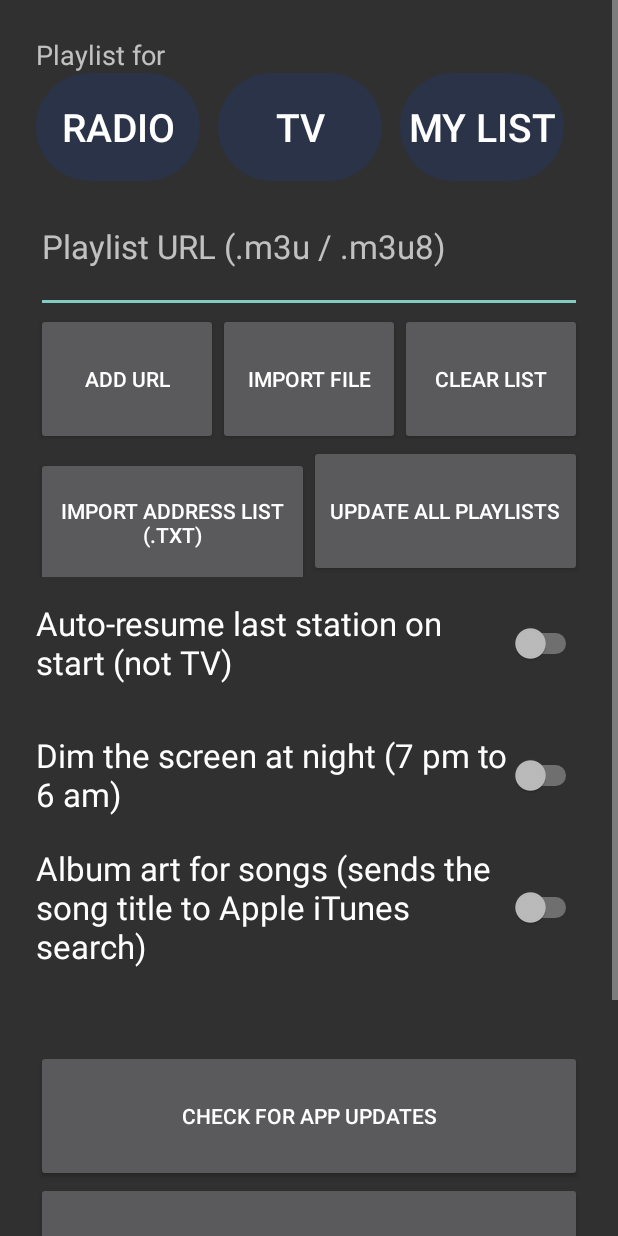
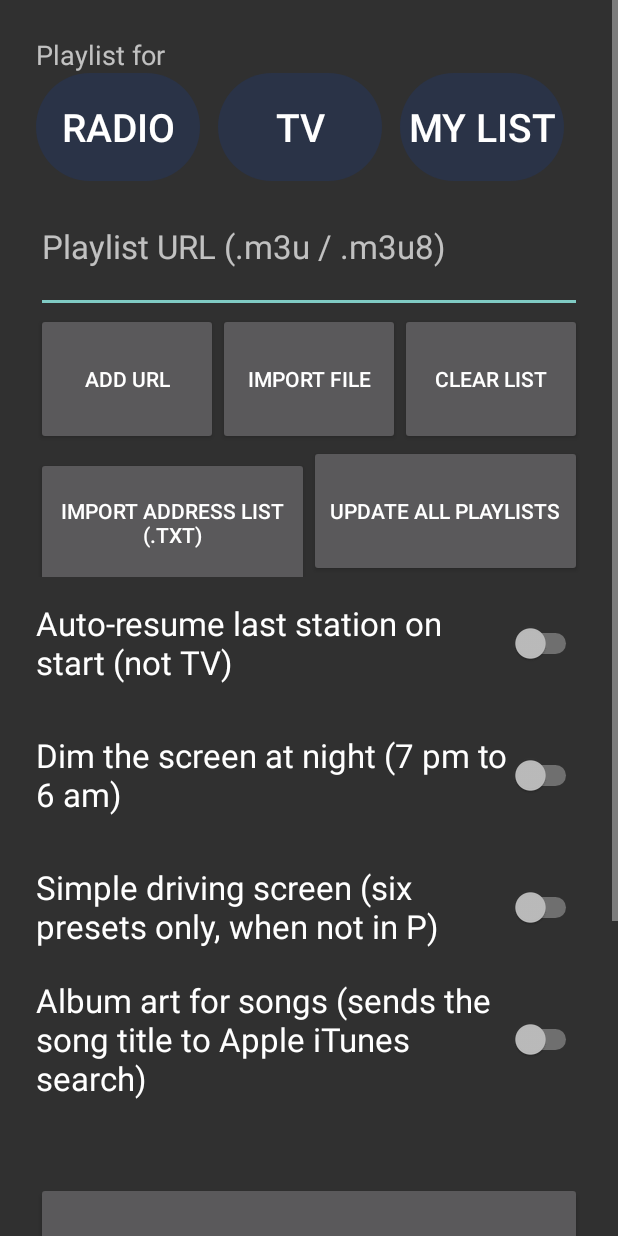
Before and after one commit to andrew-snape/MG4-Streams, an Android app: the layout dialog_settings.xml on its own in the app's theme, with its tools: preview values and no code run, on a phone screen of 412 x 824 dp. Run offline under Robolectric (Android 15) with nearby library versions, the phone set to English and light mode, and no system bars.

Commit message:
Keep the station grid and Settings available while driving
The grid, tabs, search and Settings now work in any gear; only video needs P. The presets-only driving screen becomes an optional setting ("Simple driving screen", off by default).

Co-Authored-By: Claude Opus 5.5 <noreply@anthropic.com>

```diff
--- a/app/src/main/res/layout/dialog_settings.xml
+++ b/app/src/main/res/layout/dialog_settings.xml
@@ -117,6 +117,13 @@
             android:textSize="22sp" />
 
         <Switch
+            android:id="@+id/simpleDrivingSwitch"
+            android:layout_width="match_parent"
+            android:layout_height="88dp"
+            android:text="Simple driving screen (six presets only, when not in P)"
+            android:textSize="22sp" />
+
+        <Switch
             android:id="@+id/albumArtSwitch"
             android:layout_width="match_parent"
             android:layout_height="88dp"
```
Also changed, not shown: app/src/main/java/com/mg4/streams/MainActivity.kt (+13 -32 lines), 1 other file.
